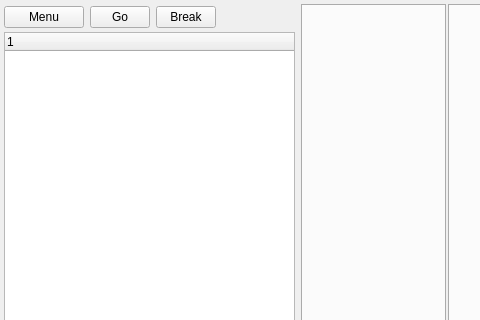
Qt form src/mainwindow.ui (deszczowy/ny-coder) before a commit; both pictures show x 0 to 480 and y 0 to 320 of the 894 by 618 pixel window.
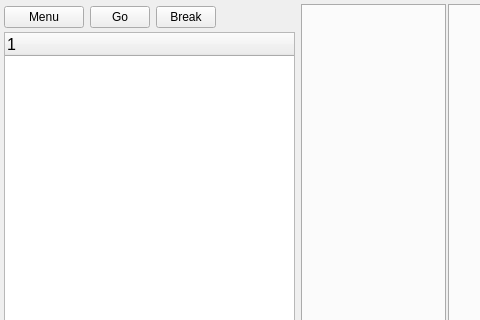
The same form after that commit.

```diff
--- a/src/mainwindow.ui
+++ b/src/mainwindow.ui
@@ -132,6 +132,11 @@
        </item>
        <item>
         <widget class="QTreeWidget" name="projectStructureView">
+         <property name="font">
+          <font>
+           <pointsize>12</pointsize>
+          </font>
+         </property>
          <column>
           <property name="text">
            <string/>
```
